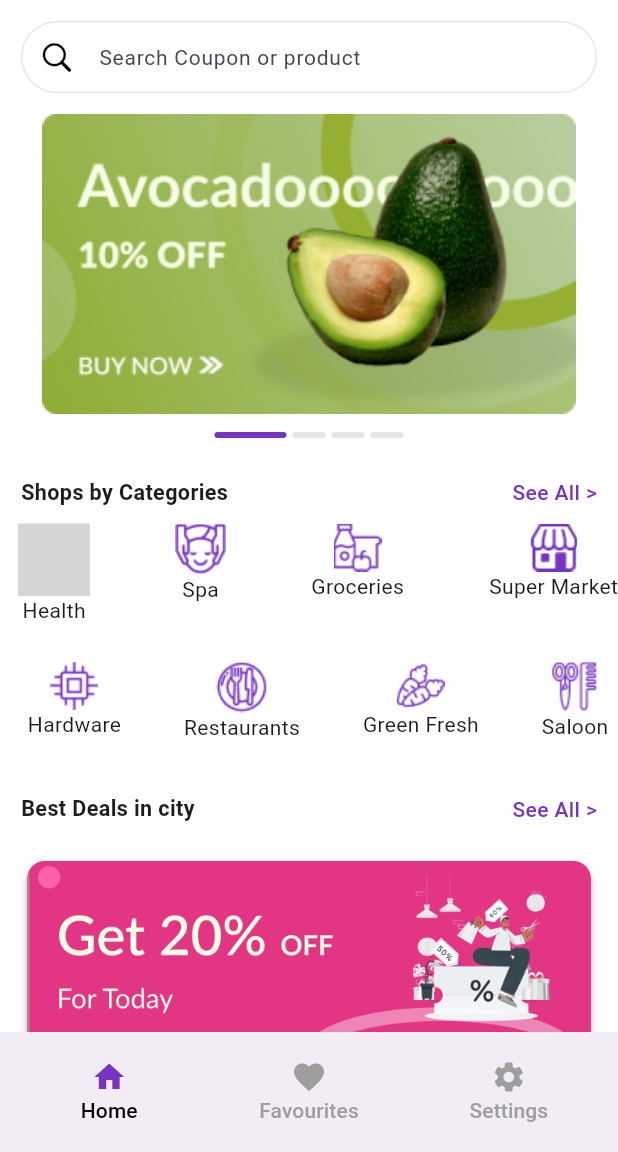
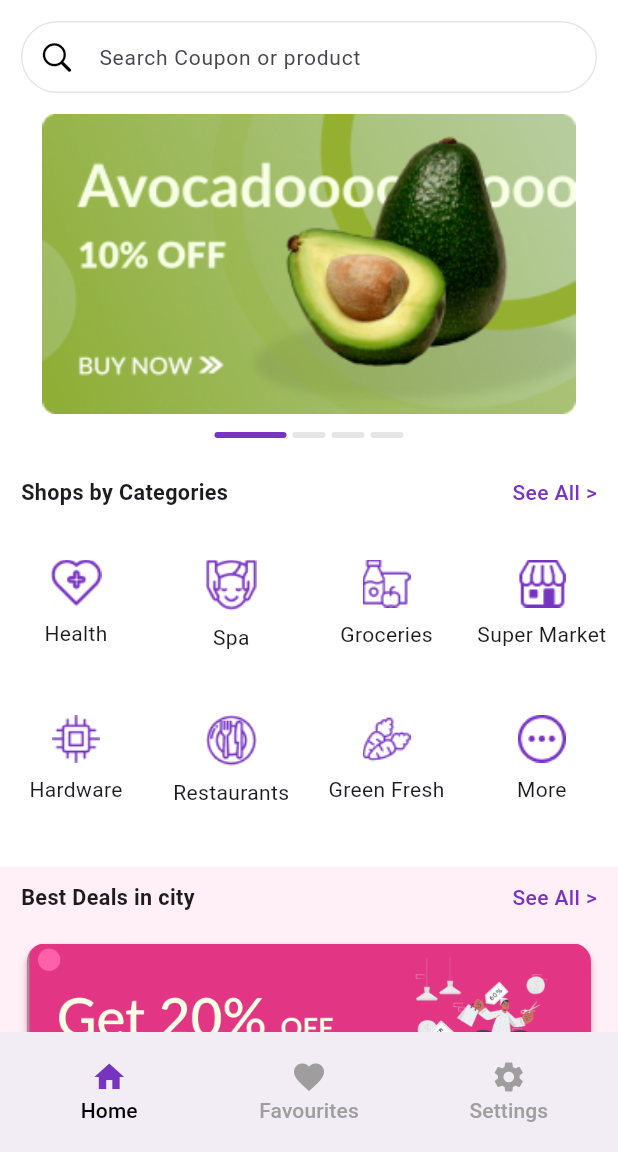
Before and after one commit to Androidaareesh/Takeurs-userapp, a Flutter app: the screen it shows after launch, on a phone screen of 412 x 824 dp, the part 84-1236 px from its top. Run offline on Flutter 3.47's test engine with Material 2 defaults, Android fonts, the phone set to English and light mode, and no system bars; drawn by our look-alikes of carousel_slider, dots_indicator; our stand-ins replace flutter_svg; grey boxes are pictures that could not be loaded.

Commit message:
naveen grid view and appbar

```diff
--- a/lib/Screens/Favourites.dart
+++ b/lib/Screens/Favourites.dart
@@ -1,4 +1,5 @@
 import 'package:flutter/material.dart';
+import 'package:takeurs_userapp/Materials/custom_appbar.dart';
 
 class Favourites extends StatefulWidget {
   const Favourites({super.key});
@@ -10,6 +11,8 @@ class Favourites extends StatefulWidget {
 class _FavouritesState extends State<Favourites> {
   @override
   Widget build(BuildContext context) {
-    return const Scaffold();
+    return Scaffold(
+      appBar: customAppBar(title: "Favourites", context: context),
+    );
   }
 }
--- a/lib/Screens/HomeScreen.dart
+++ b/lib/Screens/HomeScreen.dart
@@ -150,16 +150,12 @@ class _HomeScreenState extends State<HomeScreen> {
               categoryTitle: 'Shops by Categories',
               onPressed: () {},
             ),
-            const Categories(),
-
-            //best deals
             const SizedBox(
               height: 24,
             ),
-
-            // best deals
+            Categories(),
             Container(
-              color: AppColors.white,
+              color: AppColors.litPink.withAlpha(26),
               child: Column(children: [
                 CustomText(
                   buttonText: 'See All >',
@@ -168,7 +164,7 @@ class _HomeScreenState extends State<HomeScreen> {
                 ),
                 Padding(
                   padding: const EdgeInsets.only(
-                      bottom: 8.0, left: 14, right: 14, top: 10),
+                      bottom: 8.0, left: 14, right: 14, top: 6),
                   child: Card(
                     elevation: 2,
                     shadowColor: Colors.pinkAccent,
--- a/lib/widgets/Categories.dart
+++ b/lib/widgets/Categories.dart
@@ -1,102 +1,103 @@
+// ignore_for_file: must_be_immutable
+
 import 'package:flutter/material.dart';
-import 'package:flutter_svg/flutter_svg.dart';
 
 class Categories extends StatelessWidget {
-  const Categories({super.key});
+  Categories({super.key});
+
+  List<Map<String, dynamic>> savedProducts = [
+    {
+      "img": "assets/svg_icons/health11.png",
+      "itemName": "Health",
+    },
+    {
+      "img": "assets/svg_icons/spa.png",
+      "itemName": "Spa",
+    },
+    {
+      "img": "assets/svg_icons/milk.png",
+      "itemName": "Groceries",
+    },
+    {
+      "img": "assets/svg_icons/shop.png",
+      "itemName": "Super Market",
+    },
+    {
+      "img": "assets/svg_icons/chip.png",
+      "itemName": "Hardware",
+    },
+    {
+      "img": "assets/svg_icons/food.png",
+      "itemName": "Restaurants",
+    },
+    {
+      "img": "assets/svg_icons/carrot.png",
+      "itemName": "Green Fresh",
+    },
+    // {
+    //   "img": "assets/svg_icons/comb.png",
+    //   "itemName": "Saloon",
+    // },
+    // {
+    //   "img": "assets/svg_icons/gold.png",
+    //   "itemName": "Jewellary",
+    // },
+    // {
+    //   "img": "assets/svg_icons/cake.png",
+    //   "itemName": "Bakery",
+    // },
+    // {
+    //   "img": "assets/svg_icons/gym.png",
+    //   "itemName": "Sports / Gym",
+    // },
+    {
+      "img": "assets/svg_icons/more.png",
+      "itemName": "More",
+    },
+  ];
+
+  // int _getCrossAxisCount(BuildContext context) {
+  //   double screenWidth = MediaQuery.of(context).size.width;
+  //   int crossAxisCount = 2;
+  //   if (screenWidth > 600) {
+  //     crossAxisCount = 4;
+  //   } else if (screenWidth > 400) {
+  //     crossAxisCount = 3;
+  //   }
+  //   return crossAxisCount;
+  // }
 
   @override
   Widget build(BuildContext context) {
-    return  Column(
-        children: [
-          Padding(
-            padding: const EdgeInsets.only(left: 12),
-            child: Row(
-              crossAxisAlignment: CrossAxisAlignment.start,
-              mainAxisAlignment: MainAxisAlignment.spaceBetween,
-              children: [
-                Column(
-                  children: [
-                    SvgPicture.asset("assets/svg_icons/health.svg"),
-                    const Text("Health")
-                  ],
-                ),
-                const SizedBox(
-                  width: 16,
-                ),
-                Column(
-                  children: [
-                    Image.asset("assets/svg_icons/spa.png"),
-                    const Text("Spa")
-                  ],
-                ),
-                const SizedBox(
-                  width: 16,
-                ),
-                Column(
-                  children: [
-                    Image.asset("assets/svg_icons/milk.png"),
-                    const Text("Groceries")
-                  ],
-                ),
-                const SizedBox(
-                  width: 16,
-                ),
-                Column(
-                  children: [
-                    Image.asset("assets/svg_icons/shop.png"),
-                    const Text("Super Market")
-                  ],
-                ),
-              ],
+    return GridView.builder(
+        itemCount: savedProducts.length,
+        physics: const NeverScrollableScrollPhysics(),
+        shrinkWrap: true,
+        gridDelegate: const SliverGridDelegateWithFixedCrossAxisCount(
+          crossAxisCount: 4,
+          crossAxisSpacing: 2,
+          mainAxisSpacing: 2,
+        ),
+        itemBuilder: (context, index) {
+          return Padding(
+            padding: const EdgeInsets.only(left: 6.0, right: 6.0),
+            child: GestureDetector(
+              onTap: () {},
+              child: Column(
+                children: [
+                  Flexible(child: Image.asset(savedProducts[index]["img"])),
+                  const SizedBox(
+                    height: 8,
+                  ),
+                  Flexible(
+                      child: Text(
+                    savedProducts[index]["itemName"],
+                    textAlign: TextAlign.center,
+                  ))
+                ],
+              ),
             ),
-          ),
-          const SizedBox(
-            height: 24,
-          ),
-          // second row
-          Padding(
-            padding: const EdgeInsets.only(left: 12),
-            child: Row(
-              mainAxisAlignment: MainAxisAlignment.spaceAround,
-              crossAxisAlignment: CrossAxisAlignment.start,
-              //mainAxisAlignment: MainAxisAlignment.spaceAround,
-              children: [
-                Column(
-                  children: [
-                    Image.asset("assets/svg_icons/chip.png"),
-                    const Text("Hardware")
-                  ],
-                ),
-                const SizedBox(
-                  width: 16,
-                ),
-                Column(
-                  children: [
-                    Image.asset("assets/svg_icons/food.png"),
-                    const Text("Restaurants")
-                  ],
-                ),
-                const SizedBox(
-                  width: 16,
-                ),
-                Column(
-                  children: [
-                    Image.asset("assets/svg_icons/carrot.png"),
-                    const Text("Green Fresh")
-                  ],
-                ),
-                const SizedBox(
-                  width: 16,
-                ),
-                Column(
-                  children: [
-                    Image.asset("assets/svg_icons/comb.png"),
-                    const Text("Saloon")
-                  ],
-                ),
-              ],
-            ),
-          )]
-    );
+          );
+        });
   }
 }
```
Also changed, not shown: lib/Materials/custom_appbar.dart (added, +22 -0 lines), lib/Screens/Settings.dart (+3 -14 lines), lib/models/shop_category_model.dart (+2 -23 lines), assets/svg_icons/health11.png (added).
